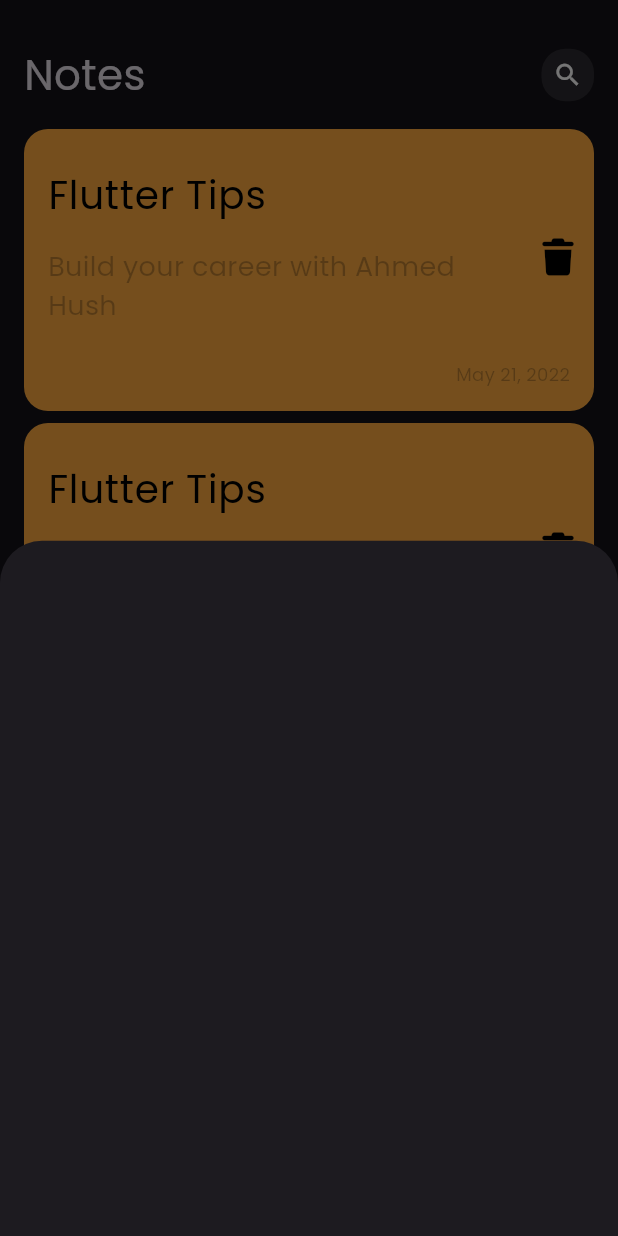
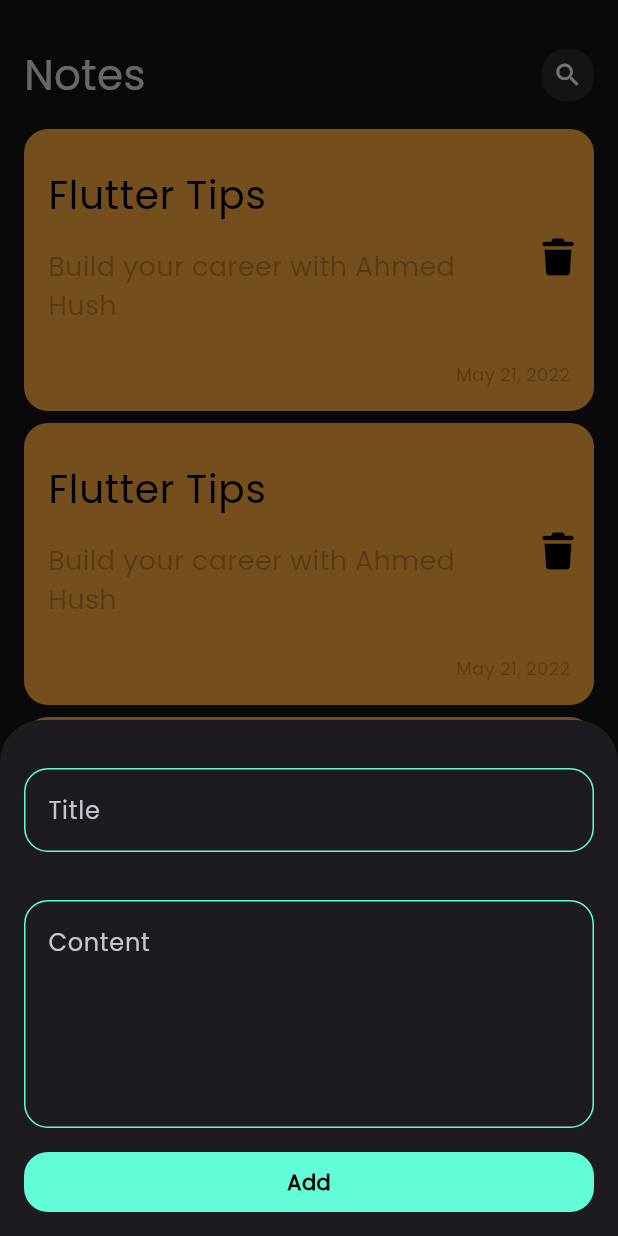
Before and after one commit to HushABF/basic_notes_app, a Flutter app: the screen it shows after launch, after a tap on the "add" icon, on a phone screen of 412 x 824 dp. Run offline on Flutter 3.47's test engine with Material 3 defaults, Android fonts, the phone set to English and light mode, and no system bars; our stand-ins replace font_awesome_flutter.

Commit message:
finished bottom sheet body

```diff
--- /dev/null
+++ b/lib/constants.dart
@@ -0,0 +1,3 @@
+import 'package:flutter/material.dart';
+
+const kPrimaryColor =  Color(0xFF62FCD7);
--- a/lib/views/notes_view.dart
+++ b/lib/views/notes_view.dart
@@ -1,4 +1,5 @@
 import 'package:flutter/material.dart';
+import 'package:notes_app/constants.dart';
 import 'package:notes_app/widgets/add_note_bottom_sheet.dart';
 import 'package:notes_app/widgets/notes_view_body.dart';
 
@@ -11,7 +12,6 @@ class NotesView extends StatelessWidget {
       floatingActionButton: FloatingActionButton(
         onPressed: () {
           showModalBottomSheet(
-
             context: context,
             builder: (context) {
               return const AddNoteBottomSheet();
@@ -20,7 +20,7 @@ class NotesView extends StatelessWidget {
         },
         shape: const CircleBorder(),
         mini: true,
-        backgroundColor: Colors.cyan,
+        backgroundColor: kPrimaryColor,
         child: const Icon(Icons.add),
       ),
       body: const NotesViewBody(),
--- a/lib/widgets/add_note_bottom_sheet.dart
+++ b/lib/widgets/add_note_bottom_sheet.dart
@@ -1,10 +1,27 @@
 import 'package:flutter/material.dart';
+import 'package:notes_app/widgets/custom_button.dart';
+import 'package:notes_app/widgets/custom_text_field.dart';
 
 class AddNoteBottomSheet extends StatelessWidget {
   const AddNoteBottomSheet({super.key});
 
   @override
   Widget build(BuildContext context) {
-    return Container();
+    return const Padding(
+      padding: EdgeInsets.symmetric(horizontal: 16.0),
+      child: SingleChildScrollView(
+        child: Column(
+          children: [
+            SizedBox(height: 32),
+            CustomTextField(hint: 'Title'),
+            SizedBox(height: 32),
+            CustomTextField(hint: 'Content', maxLines: 5),
+            SizedBox(height: 16),
+            CustomButton(),
+            SizedBox(height: 16),
+          ],
+        ),
+      ),
+    );
   }
 }
--- /dev/null
+++ b/lib/widgets/custom_button.dart
@@ -0,0 +1,25 @@
+
+import 'package:flutter/material.dart';
+import 'package:notes_app/constants.dart';
+
+class CustomButton extends StatelessWidget {
+  const CustomButton({super.key});
+
+  @override
+  Widget build(BuildContext context) {
+    return Container(
+      decoration: BoxDecoration(
+        borderRadius: BorderRadius.circular(16),
+        color: kPrimaryColor,
+      ),
+      width: MediaQuery.of(context).size.width,
+      height: 40,
+      child: const Center(
+        child: Text(
+          'Add',
+          style: TextStyle(color: Colors.black, fontWeight: FontWeight.bold),
+        ),
+      ),
+    );
+  }
+}
--- /dev/null
+++ b/lib/widgets/custom_text_field.dart
@@ -0,0 +1,29 @@
+import 'package:flutter/material.dart';
+import 'package:notes_app/constants.dart';
+
+class CustomTextField extends StatelessWidget {
+  const CustomTextField({super.key, required this.hint,  this.maxLines =1});
+
+  final String hint;
+  final int maxLines;
+
+  @override
+  Widget build(BuildContext context) {
+    return TextField(
+      maxLines: maxLines,
+      cursorColor: kPrimaryColor,
+      decoration: InputDecoration(
+        hintText: hint,
+
+        border: buildBorder(kPrimaryColor),
+        enabledBorder: buildBorder(kPrimaryColor),
+        focusedBorder: buildBorder(kPrimaryColor),
+      ),
+    );
+  }
+
+  OutlineInputBorder buildBorder([color]) => OutlineInputBorder(
+    borderRadius: BorderRadius.circular(16),
+    borderSide: BorderSide(color: color ?? Colors.white),
+  );
+}
```
